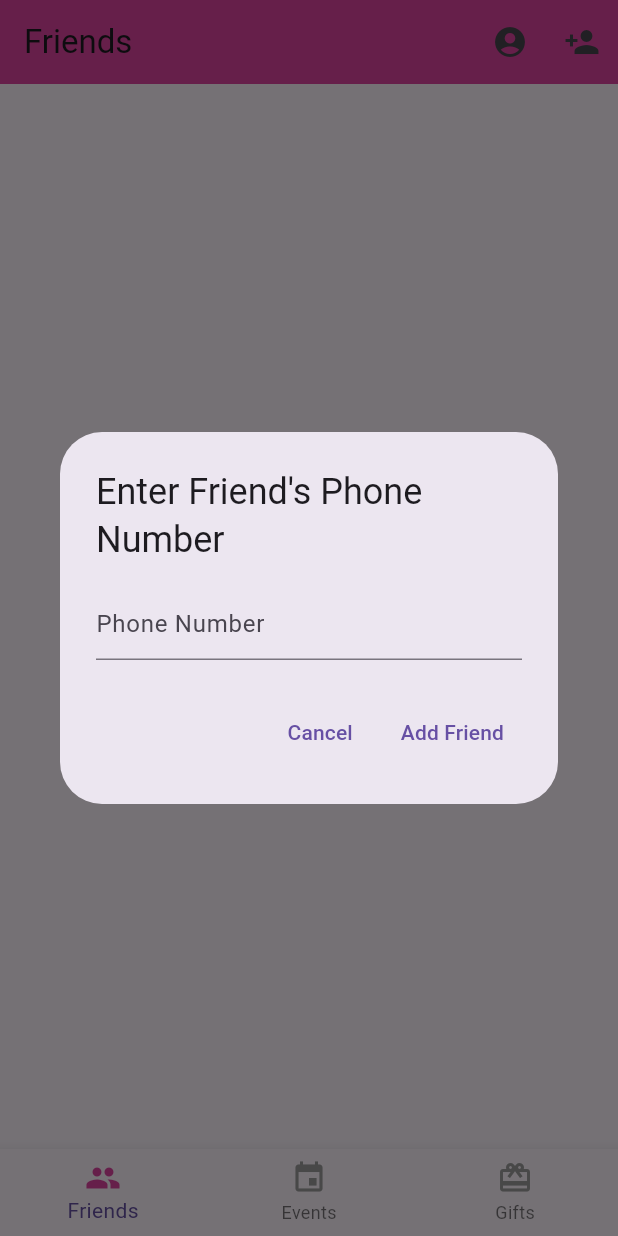
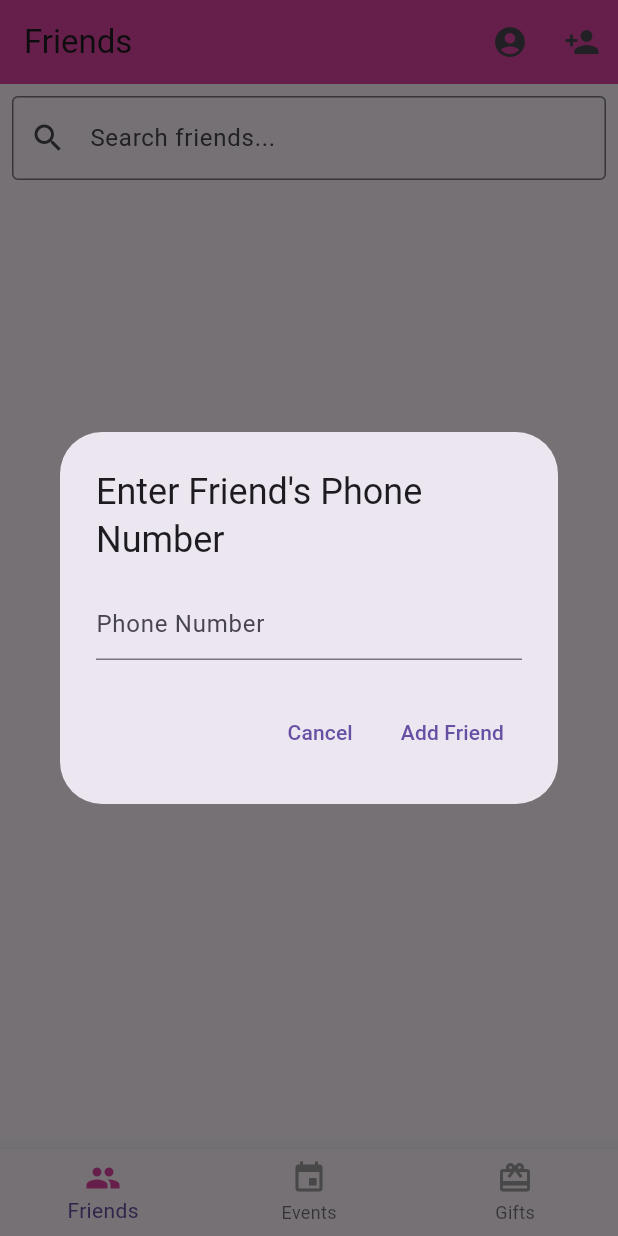
Before and after one commit to Adhamamr360/hedieaty, a Flutter app: the HomePage screen opened directly, after a tap on the "person add" icon, on a phone screen of 412 x 824 dp. Run offline on Flutter 3.47's test engine with Material 3 defaults, Android fonts, the phone set to English and light mode, and no system bars; our stand-ins replace cloud_firestore, firebase_auth, firebase_core, firebase_messaging, sqflite; accounts and stored records are empty.

Commit message:
searching by name done

```diff
--- a/lib/screens/friends_page.dart
+++ b/lib/screens/friends_page.dart
@@ -22,10 +22,15 @@ class _HomePageState extends State<HomePage> {
     GiftListPage(),
   ];
 
+  final TextEditingController _searchController = TextEditingController();
+
+  List<Map<String, dynamic>> _filteredFriends = [];
+
   @override
   void initState() {
     super.initState();
     _loadFriends(); // Load friends for the Friends Page
+    _searchController.addListener(_filterFriends);
   }
 
   Future<void> _loadFriends() async {
@@ -82,13 +87,24 @@ class _HomePageState extends State<HomePage> {
 
       setState(() {
         _friends = friends;
+        _filteredFriends = friends;
+
       });
     } catch (e) {
       print('Error loading friends: $e');
     }
   }
 
-
+  void _filterFriends() {
+    final query = _searchController.text.toLowerCase();
+    setState(() {
+      _filteredFriends = _friends
+          .where((friend) =>
+      friend['name'].toLowerCase().contains(query) ||
+          friend['email'].toLowerCase().contains(query))
+          .toList();
+    });
+  }
 
   void _onItemTapped(int index) {
     setState(() {
@@ -272,7 +288,21 @@ class _HomePageState extends State<HomePage> {
   }
 
   Widget _buildFriendsPage() {
-    return _friends.isEmpty
+    return Column(
+      children: [
+        Padding(
+          padding: const EdgeInsets.all(8.0),
+          child: TextField(
+            controller: _searchController,
+            decoration: InputDecoration(
+              hintText: 'Search friends...',
+              prefixIcon: Icon(Icons.search),
+              border: OutlineInputBorder(),
+            ),
+          ),
+        ),
+        Expanded(
+          child: _filteredFriends.isEmpty
               ? Center(
             child: Text(
               'No friends found.',
@@ -280,15 +310,16 @@ class _HomePageState extends State<HomePage> {
             ),
           )
               : ListView.builder(
-      itemCount: _friends.length,
+            itemCount: _filteredFriends.length,
             itemBuilder: (context, index) {
-        final friend = _friends[index];
+              final friend = _filteredFriends[index];
               return Card(
                 margin: EdgeInsets.all(8.0),
                 child: ListTile(
                   leading: CircleAvatar(
-              backgroundImage: AssetImage('assets/images/default_friend.png'), // Your asset image
-              radius: 25, // Adjust the radius as needed
+                    backgroundImage:
+                    AssetImage('assets/images/default_friend.png'),
+                    radius: 25,
                   ),
                   title: Text(friend['name']),
                   subtitle: Text('${friend['eventCount']} upcoming events'),
@@ -306,7 +337,9 @@ class _HomePageState extends State<HomePage> {
                 ),
               );
             },
+          ),
+        ),
+      ],
     );
   }
-
 }
```
Lines whose indentation alone changed are shown as unchanged.
